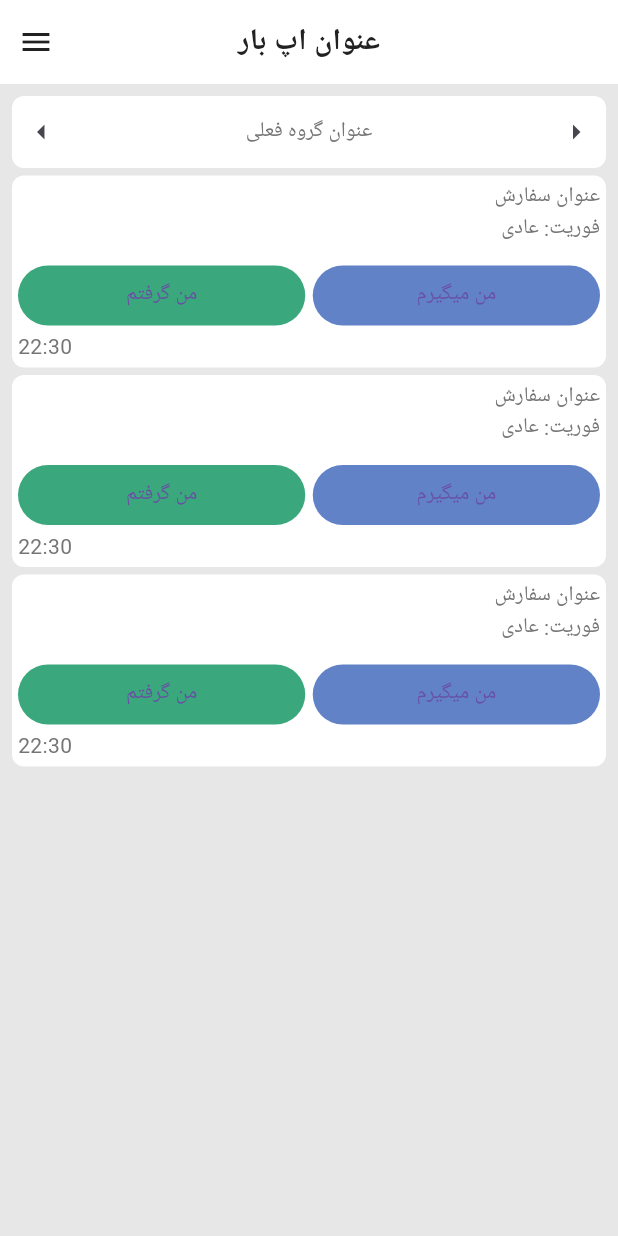
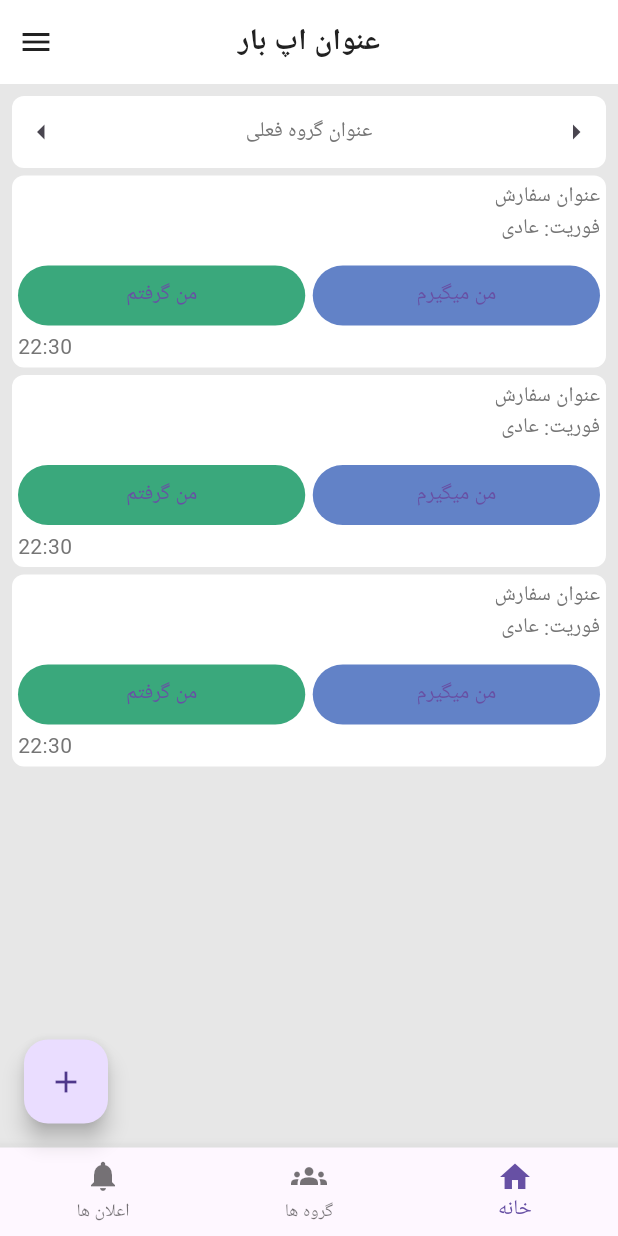
Before and after one commit to ASG14/mage_nagoftam, a Flutter app: the screen it shows after launch, on a phone screen of 412 x 824 dp. Run offline on Flutter 3.47's test engine with Material 3 defaults, Android fonts, the light colour scheme and no system bars.

Commit message:
creating (GroupsBar and GroupItems) widgets

```diff
--- a/lib/models/group.dart
+++ b/lib/objects/group.dart
@@ -1,4 +1,4 @@
-import 'package:begir/models/user.dart';
+import 'package:begir/objects/user.dart';
 
 enum Role { creator, admin, member }
 
--- a/lib/models/order_item.dart
+++ b/lib/objects/order_item.dart
@@ -1,4 +1,4 @@
-import 'package:begir/models/user.dart';
+import 'package:begir/objects/user.dart';
 
 enum Status{pending, reserved, complete,}
 enum Priority{low, medium, high,}
--- a/lib/screens/home.dart
+++ b/lib/screens/home.dart
@@ -1,5 +1,6 @@
+import 'package:begir/widgets/group_items.dart';
+import 'package:begir/widgets/groups_bar.dart';
 import 'package:flutter/material.dart';
-import 'package:begir/widgets/order_card.dart';
 
 class Home extends StatefulWidget {
   const Home({super.key});
@@ -9,10 +10,17 @@ class Home extends StatefulWidget {
 }
 
 class _HomeState extends State<Home> {
+  int _selectedIndex = 0;
+    final List<Widget> _pages = [
+    const Text('صفحه خانه'),
+    const Text('صفحه گروه ها'),
+    const Text('صفحه اعلان ها'),
+  ];
   @override
   Widget build(BuildContext context) {
     return SafeArea(
       child: Scaffold(
+          floatingActionButton: FloatingActionButton(onPressed: ((){}), child: Icon(Icons.add),),
           appBar: AppBar(title: Text('عنوان اپ بار'),backgroundColor: Color.fromARGB(255, 255, 255, 255),),
           endDrawer: Drawer(
             child: ListView(
@@ -43,38 +51,40 @@ class _HomeState extends State<Home> {
           ),
           body: Padding(
             padding: const EdgeInsets.all(8.0),
+
             child: Column(crossAxisAlignment: CrossAxisAlignment.stretch, mainAxisAlignment: MainAxisAlignment.start,
               children: [
-                Container(
-                  decoration: BoxDecoration(
-                  color: Colors.white,
-                  borderRadius: BorderRadius.circular(8) ,
-                  ),
-
-                  child: Row(
-
-                    crossAxisAlignment: CrossAxisAlignment.center,
-                    children: [
-                      Expanded(flex: 1, child: IconButton(onPressed: (){}, icon: Icon(Icons.arrow_left),),),
-                      Expanded(flex: 8, child: Text('عنوان گروه فعلی', textAlign: TextAlign.center,)),
-                      Expanded(flex: 1, child: IconButton(onPressed: (){}, icon: Icon(Icons.arrow_right),),),
-                    ],
-                  ),
-
-                ),
-                Column(
-                  children: [
-                    OrderCard(),
-                    OrderCard(),
-                    OrderCard(),
-
-                  ],
-                ),
-              ],
+                GroupsBar(),
+                GroupItems(),
 
 
+              ],
             ),
           ),
+          bottomNavigationBar: BottomNavigationBar(
+        currentIndex: _selectedIndex,
+        onTap: (index) {
+          setState(() {
+            _selectedIndex = index;
+          });
+        },
+        items: const [
+          BottomNavigationBarItem(
+            icon: Icon(Icons.home),
+            label: 'خانه',
+          ),
+          BottomNavigationBarItem(
+            icon: Icon(Icons.groups),
+            label: 'گروه ها',
+          ),
+          BottomNavigationBarItem(
+            icon: Icon(Icons.notifications),
+            label: 'اعلان ها',
+          ),
+
+
+        ],
+      ),
         ),
     );
   }
--- /dev/null
+++ b/lib/widgets/group_items.dart
@@ -0,0 +1,25 @@
+import 'package:flutter/material.dart';
+import 'package:begir/widgets/order_card.dart';
+
+
+
+class GroupItems extends StatefulWidget {
+  const GroupItems({super.key});
+
+  @override
+  State<GroupItems> createState() => _GroupItemsState();
+}
+
+class _GroupItemsState extends State<GroupItems> {
+  @override
+  Widget build(BuildContext context) {
+    return Column(
+                  children: [
+                    OrderCard(),
+                    OrderCard(),
+                    OrderCard(),
+
+                  ],
+                );
+  }
+}
--- /dev/null
+++ b/lib/widgets/groups_bar.dart
@@ -0,0 +1,33 @@
+// نوار بالای صفحه خانه برای تعویض گروه درحال نمایش
+
+import 'package:flutter/material.dart';
+
+class GroupsBar extends StatefulWidget {
+  const GroupsBar({super.key});
+
+  @override
+  State<GroupsBar> createState() => _GroupsBarState();
+}
+
+class _GroupsBarState extends State<GroupsBar> {
+  @override
+  Widget build(BuildContext context) {
+    return  Container(
+                  decoration: BoxDecoration(
+                  color: Colors.white,
+                  borderRadius: BorderRadius.circular(8) ,
+                  ),
+
+                  child: Row(
+
+                    crossAxisAlignment: CrossAxisAlignment.center,
+                    children: [
+                      Expanded(flex: 1, child: IconButton(onPressed: (){}, icon: Icon(Icons.arrow_left),),),
+                      Expanded(flex: 8, child: Text('عنوان گروه فعلی', textAlign: TextAlign.center,)),
+                      Expanded(flex: 1, child: IconButton(onPressed: (){}, icon: Icon(Icons.arrow_right),),),
+                    ],
+                  ),
+
+                );
+  }
+}
```
Also changed, not shown: lib/objects/user.dart (renamed from lib/models/user.dart).
